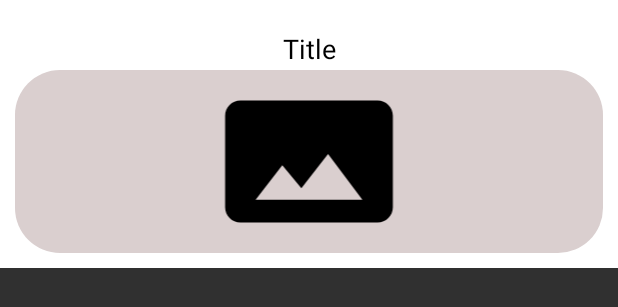
After one commit to ManoelH/Photos, an Android app: the layout list_albums.xml on its own in the app's theme, with its tools: preview values and no code run, on a phone screen of 412 x 824 dp. The commit adds this screen. Shown: the top 307 px of the screen. Run offline under Robolectric (Android 15) with nearby library versions, the phone set to English and light mode, and no system bars.

Commit message:
listing albums from api

```diff
--- /dev/null
+++ b/app/src/main/res/drawable/ic_panorama.xml
@@ -0,0 +1,9 @@
+<vector xmlns:android="http://schemas.android.com/apk/res/android"
+        android:width="24dp"
+        android:height="24dp"
+        android:viewportWidth="24.0"
+        android:viewportHeight="24.0">
+    <path
+        android:fillColor="#FF000000"
+        android:pathData="M23,18V6c0,-1.1 -0.9,-2 -2,-2H3c-1.1,0 -2,0.9 -2,2v12c0,1.1 0.9,2 2,2h18c1.1,0 2,-0.9 2,-2zM8.5,12.5l2.5,3.01L14.5,11l4.5,6H5l3.5,-4.5z"/>
+</vector>
--- a/app/src/main/res/drawable/rectangle.xml
+++ b/app/src/main/res/drawable/rectangle.xml
@@ -1,5 +1,5 @@
 <?xml version="1.0" encoding="utf-8"?>
 <shape xmlns:android="http://schemas.android.com/apk/res/android">
-    <solid android:color="@color/colorPrimary"/>
-    <corners android:radius="15dp"/>
+    <solid android:color="@color/colorPrimaryDark"/>
+    <corners android:radius="30dp"/>
 </shape>
--- a/app/src/main/res/layout/activity_album.xml
+++ b/app/src/main/res/layout/activity_album.xml
@@ -28,8 +28,9 @@
     </Toolbar>
 
     <androidx.recyclerview.widget.RecyclerView
-        android:layout_width="409dp"
-        android:layout_height="673dp"
+        android:id="@+id/albumsRecyclerView"
+        android:layout_width="0dp"
+        android:layout_height="0dp"
         android:layout_marginTop="1dp"
         app:layout_constraintBottom_toBottomOf="parent"
         app:layout_constraintEnd_toEndOf="parent"
--- /dev/null
+++ b/app/src/main/res/layout/list_albums.xml
@@ -0,0 +1,35 @@
+<?xml version="1.0" encoding="utf-8"?>
+<androidx.constraintlayout.widget.ConstraintLayout xmlns:android="http://schemas.android.com/apk/res/android"
+    xmlns:app="http://schemas.android.com/apk/res-auto"
+    xmlns:tools="http://schemas.android.com/tools"
+    android:layout_width="match_parent"
+    android:layout_height="wrap_content"
+    android:background="@color/colorPrimary"
+    android:padding="10dp">
+
+    <TextView
+        android:id="@+id/albumTitle"
+        android:layout_width="0dp"
+        android:layout_height="wrap_content"
+        android:gravity="center"
+        android:paddingTop="10dp"
+        android:text="@string/title"
+        android:textColor="@color/colorAccent"
+        android:textSize="18sp"
+        app:layout_constraintEnd_toEndOf="parent"
+        app:layout_constraintStart_toStartOf="parent"
+        app:layout_constraintTop_toTopOf="parent" />
+
+    <ImageView
+        android:id="@+id/albumImageView"
+        android:layout_width="392dp"
+        android:layout_height="122dp"
+        android:layout_marginTop="2dp"
+        android:background="@drawable/rectangle"
+        app:layout_constraintEnd_toEndOf="parent"
+        app:layout_constraintHorizontal_bias="0.496"
+        app:layout_constraintStart_toStartOf="parent"
+        app:layout_constraintTop_toBottomOf="@+id/albumTitle"
+        app:srcCompat="@drawable/ic_panorama" />
+
+</androidx.constraintlayout.widget.ConstraintLayout>
--- a/app/src/main/res/values/strings.xml
+++ b/app/src/main/res/values/strings.xml
@@ -3,4 +3,7 @@
     <string name="app_name">Photos</string>
 
     <string name="albums">Albums</string>
+
+    <!-- DEFAULT EMPTY TEXT VIEW -->
+    <string name="title">Title</string>
 </resources>
--- a/build.gradle
+++ b/build.gradle
@@ -7,6 +7,7 @@ buildscript {
     ext.rxandroid_version = '2.1.1'
     ext.rxkotlin_version = '2.4.0'
     ext.dagger2_version = '2.27'
+    ext.picasso_version = '2.71828'
 
     repositories {
         google()
```
Also changed, not shown: app/build.gradle (+9 -0 lines), app/src/main/java/com/manoelh/photos/adapter/AlbumsListAdapter.kt (added, +30 -0 lines), app/src/main/java/com/manoelh/photos/adapter/viewholder/AlbumsViewHolder.kt (added, +16 -0 lines), app/src/main/java/com/manoelh/photos/ui/AlbumActivity.kt (+31 -0 lines).
